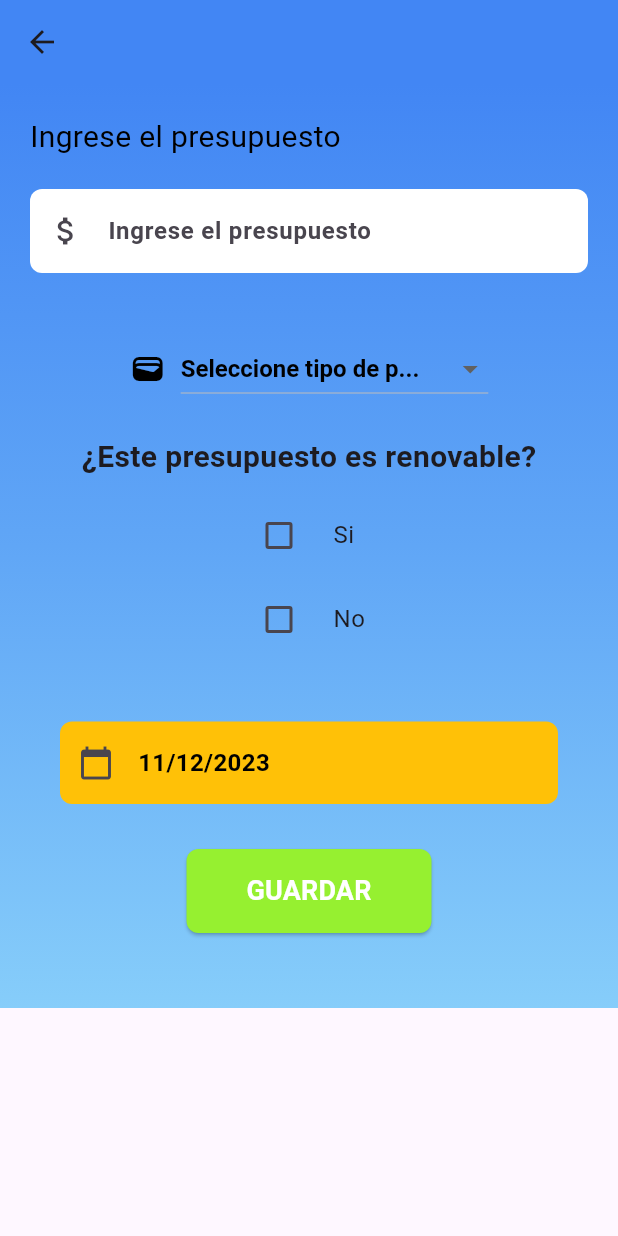
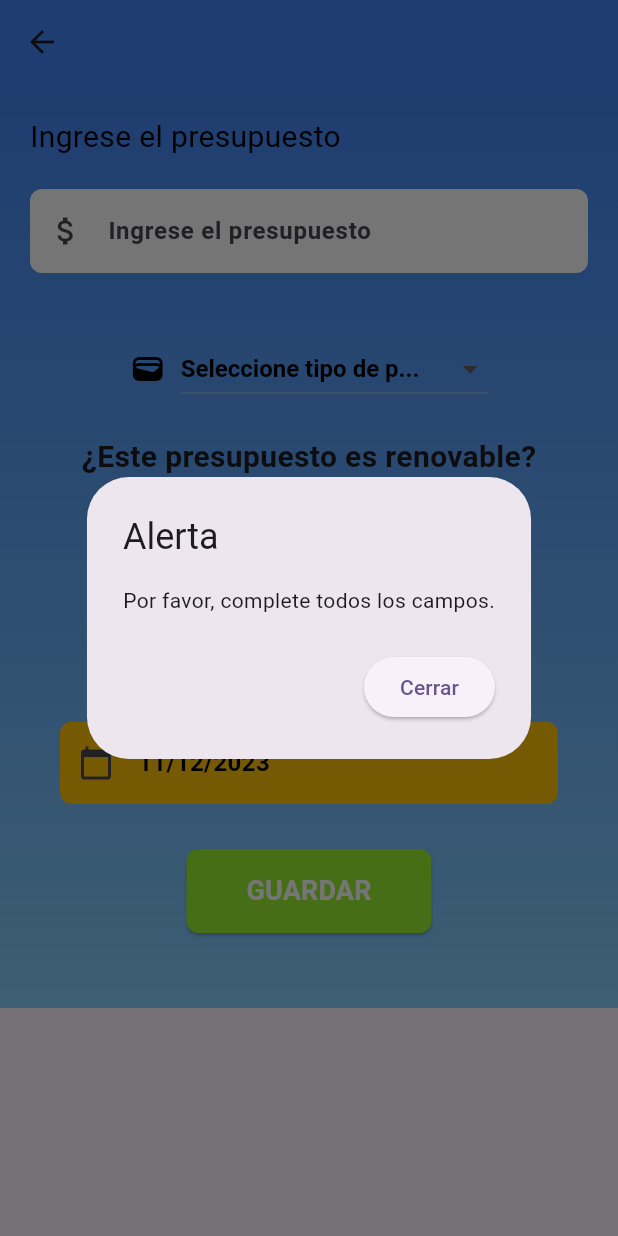
Before and after one commit to NailsDark727/aplicaciondegestiondegastos, a Flutter app: the MyPresupuesto screen opened directly, after a tap on "GUARDAR", on a phone screen of 412 x 824 dp. Run offline on Flutter 3.47's test engine with Material 2 defaults, Android fonts, the phone set to English and light mode, and no system bars; our stand-ins replace charts_flutter, cloud_firestore, csv, file_picker, firebase_auth, firebase_core and 1 more; accounts and stored records are empty.

```diff
--- a/lib/screens/home_screen.dart
+++ b/lib/screens/home_screen.dart
@@ -269,7 +269,7 @@ class HomeContent extends StatelessWidget {
                         return Column(
                           children: [
                             Text(
-                              'BIENVENIDO DE VUELTA, $userName',
+                              'BIENVENIDO, $userName',
                               style: TextStyle(
                                 fontWeight: FontWeight.bold,
                                 fontSize: 20,
--- a/lib/screens/presupuestos_screen.dart
+++ b/lib/screens/presupuestos_screen.dart
@@ -41,6 +41,29 @@ class _MyPresupuestoState extends State<MyPresupuesto> {
 
   void _guardarPresupuesto() async {
     try {
+      if (_presupuestoController.text.isEmpty ||
+          double.parse(_presupuestoController.text) == 0 ||
+          selectedPresupuesto == 'Seleccione tipo de presupuesto') {
+        showDialog(
+          context: context,
+          builder: (BuildContext context) {
+            return AlertDialog(
+              title: Text("Alerta"),
+              content: Text("Por favor, complete todos los campos."),
+              actions: [
+                ElevatedButton(
+                  onPressed: () {
+                    Navigator.of(context).pop();
+                  },
+                  child: Text("Cerrar"),
+                ),
+              ],
+            );
+          },
+        );
+        return;
+      }
+
       final User? user = FirebaseAuth.instance.currentUser;
       if (user != null) {
         final firestore = FirebaseFirestore.instance;
@@ -59,7 +82,7 @@ class _MyPresupuestoState extends State<MyPresupuesto> {
             return AlertDialog(
               title: Text("Alerta"),
               content: Text(
-                  "El presupuesto fue guardado en la aplicacion, recuerda ser responsable con tus gastos"),
+                  "El presupuesto fue guardado en la aplicación, recuerda ser responsable con tus gastos"),
               actions: [
                 ElevatedButton(
                   onPressed: () {
```
Also changed, not shown: lib/screens/nuevogasto_screen.dart (+11 -1 lines), lib/screens/singin_screen.dart (+4 -3 lines), lib/screens/tokenverificacion_screan.dart (+4 -4 lines), assets/images/Gad Macho.PNG (deleted), assets/images/Live Gad reaction.PNG (deleted).
